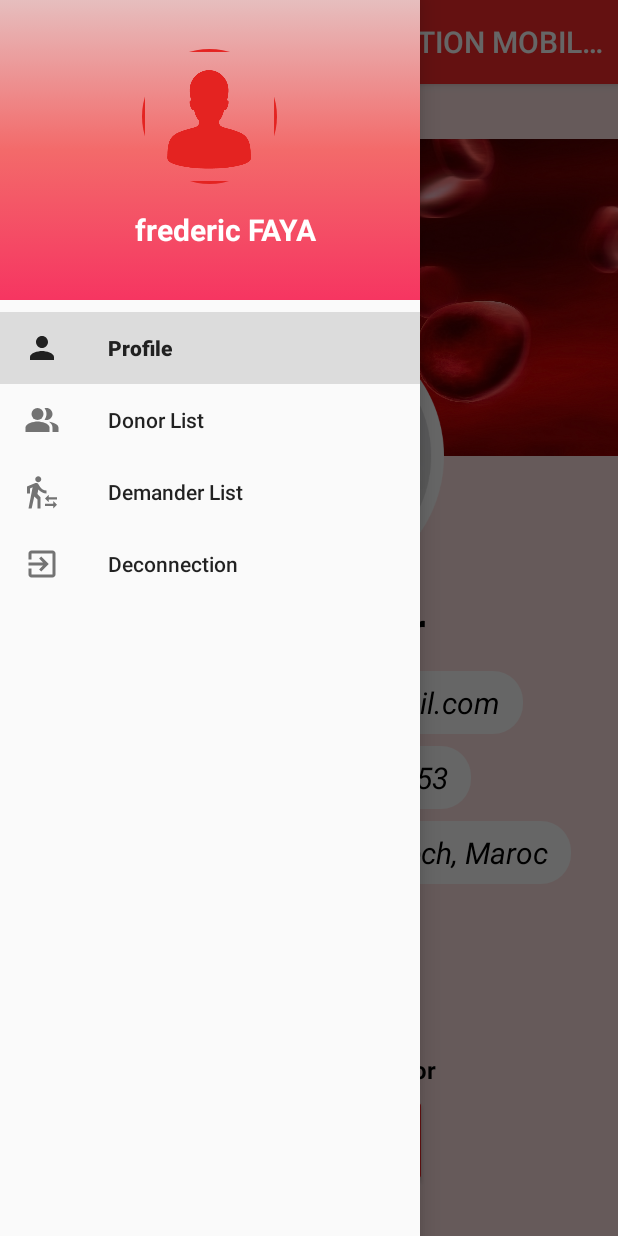
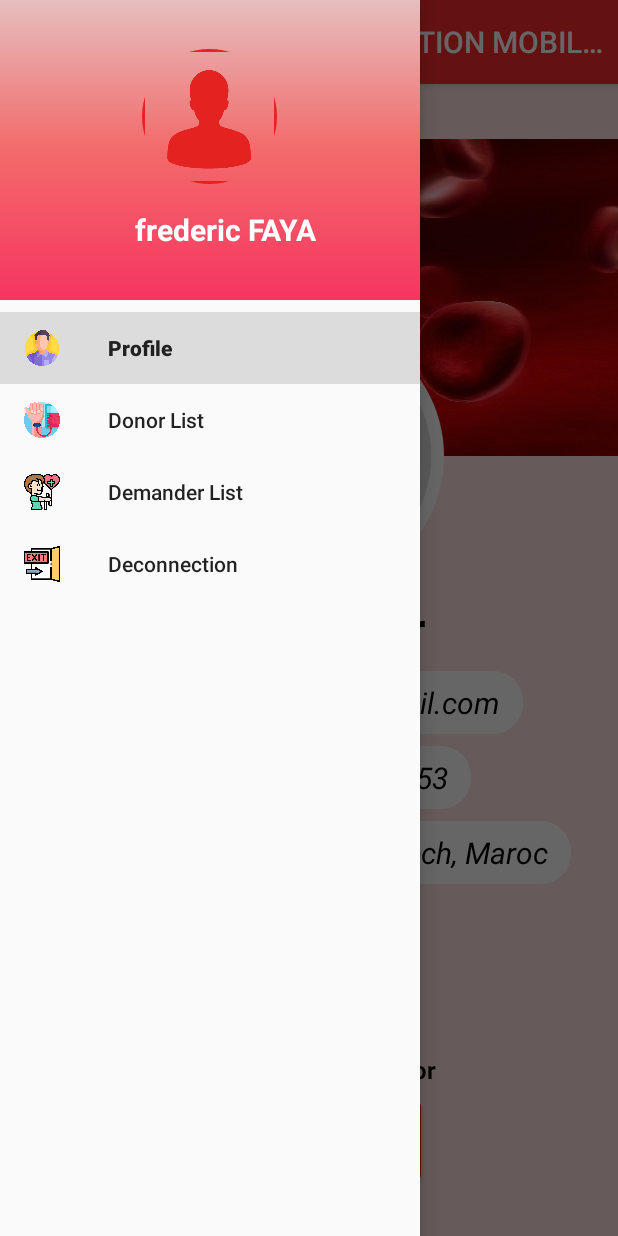
Before and after one commit to Mobile-Prj/MINI_PROJET_APPLICATION_MOBILE-BLOOD_DONATION, an Android app: the CoreAppActivity screen opened directly, with no data from a screen before it, with the side drawer open, on a phone screen of 412 x 824 dp. Run offline under Robolectric (Android 15) with nearby library versions, the phone set to English and light mode, and no system bars; plain views replace RoundedImageView.

Commit message:
update: improving the deseign of menu drawer

```diff
--- a/app/src/main/java/com/example/miniprojetapplicationmobileblooddonation/Activities/CoreAppActivity.java
+++ b/app/src/main/java/com/example/miniprojetapplicationmobileblooddonation/Activities/CoreAppActivity.java
@@ -51,7 +51,7 @@ public class CoreAppActivity extends AppCompatActivity implements  NavigationVie
 
         drawerLayout = findViewById(R.id.drawer_layout);
         navigationView = findViewById(R.id.nav_view);
-        //navigationView.setItemIconTintList(null);
+        navigationView.setItemIconTintList(null);
         navigationView.setNavigationItemSelectedListener(this);
 
         drawerToggle = new ActionBarDrawerToggle(this, drawerLayout, R.string.open, R.string.close);
--- a/app/src/main/res/drawable/ic_baseline_exit_to_app_24.xml
+++ /dev/null
@@ -1,5 +0,0 @@
-<vector android:autoMirrored="true" android:height="24dp"
-    android:tint="#000000" android:viewportHeight="24"
-    android:viewportWidth="24" android:width="24dp" xmlns:android="http://schemas.android.com/apk/res/android">
-    <path android:fillColor="@android:color/white" android:pathData="M10.09,15.59L11.5,17l5,-5 -5,-5 -1.41,1.41L12.67,11H3v2h9.67l-2.58,2.59zM19,3H5c-1.11,0 -2,0.9 -2,2v4h2V5h14v14H5v-4H3v4c0,1.1 0.89,2 2,2h14c1.1,0 2,-0.9 2,-2V5c0,-1.1 -0.9,-2 -2,-2z"/>
-</vector>
--- a/app/src/main/res/drawable/ic_baseline_people_alt_24.xml
+++ /dev/null
@@ -1,12 +0,0 @@
-<vector android:height="24dp" android:tint="#000000"
-    android:viewportHeight="24" android:viewportWidth="24"
-    android:width="24dp" xmlns:android="http://schemas.android.com/apk/res/android">
-    <path android:fillColor="@android:color/white"
-        android:fillType="evenOdd" android:pathData="M16.67,13.13C18.04,14.06 19,15.32 19,17v3h4v-3C23,14.82 19.43,13.53 16.67,13.13z"/>
-    <path android:fillColor="@android:color/white"
-        android:fillType="evenOdd" android:pathData="M9,8m-4,0a4,4 0,1 1,8 0a4,4 0,1 1,-8 0"/>
-    <path android:fillColor="@android:color/white"
-        android:fillType="evenOdd" android:pathData="M15,12c2.21,0 4,-1.79 4,-4c0,-2.21 -1.79,-4 -4,-4c-0.47,0 -0.91,0.1 -1.33,0.24C14.5,5.27 15,6.58 15,8s-0.5,2.73 -1.33,3.76C14.09,11.9 14.53,12 15,12z"/>
-    <path android:fillColor="@android:color/white"
-        android:fillType="evenOdd" android:pathData="M9,13c-2.67,0 -8,1.34 -8,4v3h16v-3C17,14.34 11.67,13 9,13z"/>
-</vector>
--- a/app/src/main/res/menu/main_menu.xml
+++ b/app/src/main/res/menu/main_menu.xml
@@ -4,16 +4,16 @@
     tools:showIn="navigation_view">
     <group android:checkableBehavior="single">
         <item android:id="@+id/profile"
-            android:icon="@drawable/ic_baseline_person_24"
+            android:icon="@drawable/man"
             android:title="Profile"/>
         <item android:id="@+id/donorList"
-            android:icon="@drawable/ic_baseline_people_alt_24"
+            android:icon="@drawable/donor"
             android:title="Donor List"/>
         <item android:id="@+id/demanderList"
-            android:icon="@drawable/ic_baseline_transfer_within_a_station_24"
+            android:icon="@drawable/receiver"
             android:title="Demander List"/>
         <item android:id="@+id/deconnection"
-            android:icon="@drawable/ic_baseline_exit_to_app_24"
+            android:icon="@drawable/exit"
             android:title="Deconnection"/>
     </group>
 
```
Also changed, not shown: app/src/main/res/drawable-v24/donor.png (added), app/src/main/res/drawable-v24/exit.png (added), app/src/main/res/drawable-v24/man.png (added), app/src/main/res/drawable-v24/receiver.png (added).
